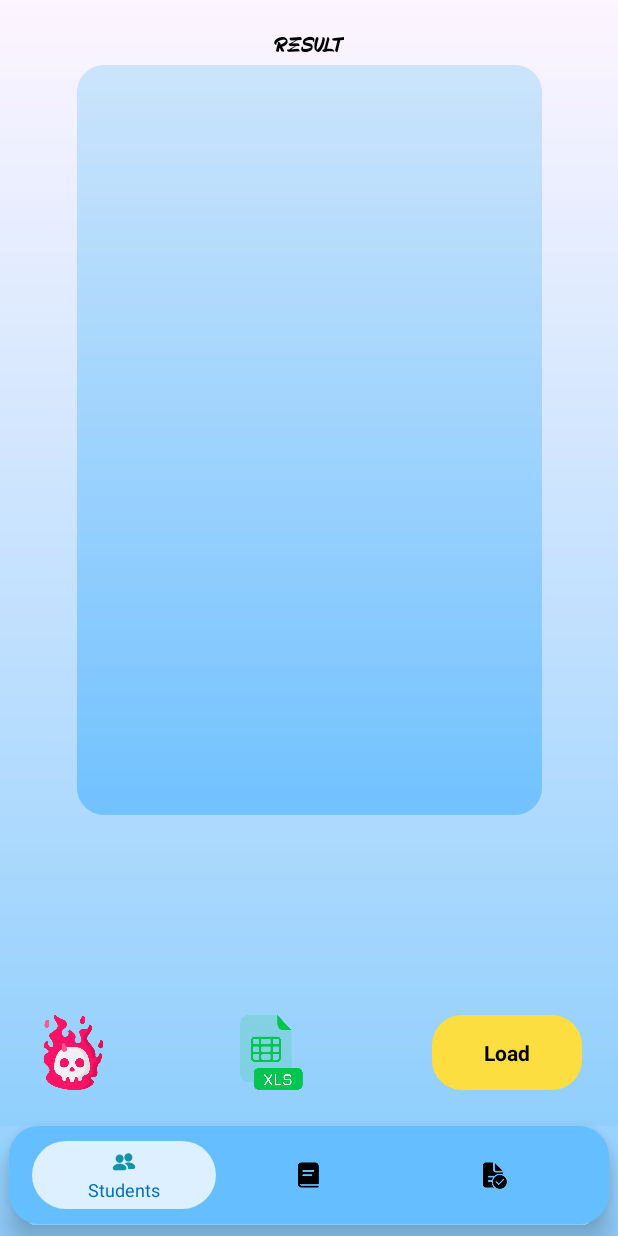
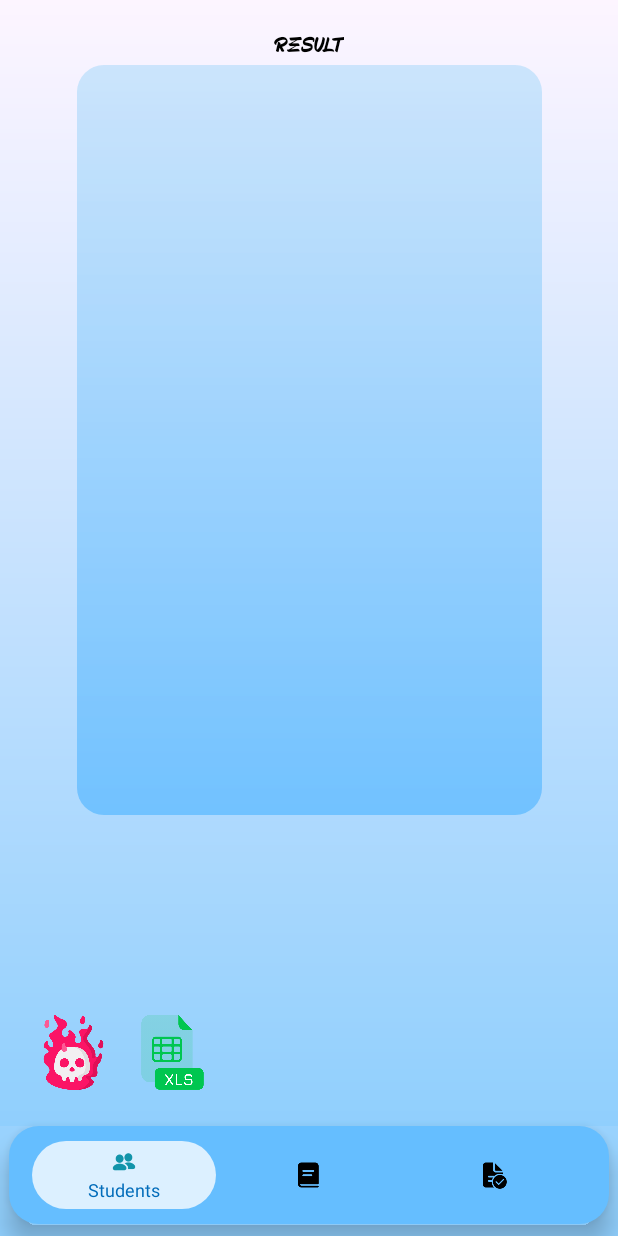
Before and after one commit to Kishanaa/StudySync, an Android app: the fragment Teacher4Fragment placed in its activity, on a phone screen of 412 x 824 dp. Run offline under Robolectric (Android 15) with nearby library versions, the phone set to English and light mode, and no system bars; libraries missing offline, so code that uses them is left out: org.apache.poi; Roboto replaces fonts that are not available here.

Commit message:
third commit

```diff
--- a/app/src/main/java/com/example/studysync/ResultAdapter.java
+++ b/app/src/main/java/com/example/studysync/ResultAdapter.java
@@ -33,7 +33,7 @@ public class ResultAdapter extends RecyclerView.Adapter<ResultAdapter.ResultView
     @Override
     public void onBindViewHolder(@NonNull ResultViewHolder holder, int position) {
         Student student=mStudent.get(position);
-        holder.NameTextView.setText(student.getId()+" "+student.getName());
+        holder.NameTextView.setText(student.getName());
         Integer integer=num.get(position);
         holder.MarkTextView.setText(integer.toString());
 
--- a/app/src/main/java/com/example/studysync/Teacher4Fragment.java
+++ b/app/src/main/java/com/example/studysync/Teacher4Fragment.java
@@ -12,6 +12,7 @@ import android.os.Handler;
 import android.os.storage.StorageManager;
 import android.os.storage.StorageVolume;
 import android.text.InputType;
+import android.util.Log;
 import android.view.LayoutInflater;
 import android.view.View;
 import android.view.ViewGroup;
@@ -40,7 +41,6 @@ import java.io.FileOutputStream;
 
 public class Teacher4Fragment extends Fragment {
 
-    public final static int TIMER=1500;
     DBHelper dbHelper;
     public List<Student> students=new ArrayList<>();
     public List<Integer> totalNum=new ArrayList<>();
@@ -49,9 +49,8 @@ public class Teacher4Fragment extends Fragment {
     int size;
     RecyclerView recyclerView;
     ResultAdapter resultAdapter;
-    RelativeLayout update,resetIt,createExl;
-    TextView textView,toastText;
-    LottieAnimationView lottieAnimationView,lottieAnimationLoader;
+    RelativeLayout resetIt,createExl;
+    TextView toastText;
     Toast toastAnimation;
 
 
@@ -64,75 +63,50 @@ public class Teacher4Fragment extends Fragment {
                              Bundle savedInstanceState) {
         View view=inflater.inflate(R.layout.fragment_teacher4,container,false);
         dbHelper=new DBHelper(getContext());
-        textView=view.findViewById(R.id.textView);
-        lottieAnimationView=view.findViewById(R.id.lottie);
-        lottieAnimationLoader=view.findViewById(R.id.lottie2);
+//        lottieAnimationLoader=view.findViewById(R.id.lottie2);
 
         ActivityManager activityManager=(ActivityManager)getContext().getSystemService(Context.ACTIVITY_SERVICE);
-
-
-        update=view.findViewById(R.id.update);
         resetIt=view.findViewById(R.id.reset_it);
-
         createExl=view.findViewById(R.id.create_exl);
-
         recyclerView=view.findViewById(R.id.result_view);
         recyclerView.setLayoutManager(new LinearLayoutManager(getContext()));
 
         toastAnimation=new Toast(getContext());
 
-        //        Convert the layout into View
-        View view2=getLayoutInflater().inflate(R.layout.toast_view,view.findViewById(R.id.toastView));
-        toastAnimation.setView(view2);
-//        set the text in toast
-        toastText=view2.findViewById(R.id.toast_text);
-
-//        set Toast duration
-        toastAnimation.setDuration(Toast.LENGTH_SHORT);
-
-
-
-        update.setOnClickListener(new View.OnClickListener() {
-            @Override
-            public void onClick(View v) {
-//                make lottie animation visible
-                lottieAnimationView.setVisibility(View.VISIBLE);
-                lottieAnimationView.playAnimation();
-
-//                make textView gone
-                textView.setVisibility(View.GONE);
-//                Handler
-
-                lottieAnimationLoader.setVisibility(View.VISIBLE);
-                lottieAnimationLoader.playAnimation();
-
-
-                new Handler().postDelayed(this::resetButton,TIMER);
+//                new Handler().postDelayed(this::resetButton,TIMER);
                 totalNum.clear();
                 LoadStudentName();
 //                LoadSubjectName();
                 SQLiteDatabase db=dbHelper.getReadableDatabase();
-                for (int i=1;i<=size;i++){
-                    int totalValue=dbHelper.calculateTotalValueForStudent(db,i);
-                    totalNum.add(totalValue);
-                }
+//                for (int i=1;i<=size;i++){
+//                    int totalValue=dbHelper.calculateTotalValueForStudent(db,i);
+//                    totalNum.add(totalValue);
+//                }
+
+        for (int i = 0; i < students.size(); i++) {
+            int totalValue = dbHelper.calculateTotalValueForStudent(db, students.get(i).getId());
+            totalNum.add(totalValue);
+            Log.d("DEBUG", "Added totalNum[" + i + "]: " + totalValue);
+        }
+
+        // Log the contents of totalNum and students
+        for (int i = 0; i < totalNum.size(); i++) {
+            String studentInfo = (i < students.size()) ? students.get(i).toString() : "No student data";
+            Log.d("DEBUG", "Index: " + i + ", Total Value: " + totalNum.get(i) + ", Student: " + studentInfo);
+        }
+
+        Log.d("DEBUG", "totalNum size: " + totalNum.size() + ", students size: " + students.size());
+
+        if (totalNum.size() != students.size()) {
+            throw new IllegalStateException("Mismatch between totalNum and students size.");
+        }
+
+                // Sort totalNum and students using quicksort
+                quickSort(totalNum, students, 0, totalNum.size() - 1);
+
                 resultAdapter=new ResultAdapter(getContext(),students,totalNum);
-
-            }
-
-            private void resetButton() {
-//                make lottie animation gone
-                lottieAnimationView.pauseAnimation();
-                lottieAnimationView.setVisibility(View.GONE);
-//                make Text visible
-                textView.setVisibility(View.VISIBLE);
-
-                lottieAnimationLoader.playAnimation();
-                lottieAnimationLoader.setVisibility(View.GONE);
 //                set adapter
                 recyclerView.setAdapter(resultAdapter);
-            }
-        });
 
 
         resetIt.setOnClickListener(new View.OnClickListener() {
@@ -153,15 +127,6 @@ public class Teacher4Fragment extends Fragment {
                 builder.show();
             }
         });
-
-//        List<String> stud = new ArrayList<>(Arrays.asList("A1", "B2", "C1", "DD", "A"));
-//        String[] array4 = stud.toArray(new String[0]);
-
-
-//        String[] headings = {"NAME", "TOTAL MARKS"};
-
-//        String[] array2 = {"1", "2", "3", "4"};
-//        String[] array3 = {"5", "6", "7", "8"};
 
         createExl.setOnClickListener(new View.OnClickListener() {
             @Override
@@ -286,18 +251,37 @@ public class Teacher4Fragment extends Fragment {
         students.addAll(name); // Add students to the list
         size=name.size()+1; //We know the size of student in number form
     }
-//    private void LoadSubjectName(){
-//        subject.clear();
-//        int studentID = 1;
-//        List<String> name=dbHelper.getAllSubject(studentID);
-//        // Add "Name" at the first index
-//        subject.add("Name");
-//
-//        // Add "Total marks" at the second index
-//        subject.add("Total Marks");
-//
-//        // Add all other subject names after the first two indices
-//        subject.addAll(name);
-//    }
-
+    private void quickSort(List<Integer> totalNum, List<Student> students, int low, int high) {
+        if (low < high) {
+            int pi = partition(totalNum, students, low, high);
+            quickSort(totalNum, students, low, pi - 1); // Sort left part
+            quickSort(totalNum, students, pi + 1, high); // Sort right part
+        }
+    }
+    private int partition(List<Integer> totalNum, List<Student> students, int low, int high) {
+        int pivot = totalNum.get(high); // Pivot is the last element
+        int i = low - 1; // Index of smaller element
+        for (int j = low; j < high; j++) {
+            if (totalNum.get(j) > pivot) { // Sorting in descending order
+                i++;
+                // Swap totalNum
+                int temp = totalNum.get(i);
+                totalNum.set(i, totalNum.get(j));
+                totalNum.set(j, temp);
+                // Swap corresponding students
+                Student tempStudent = students.get(i);
+                students.set(i, students.get(j));
+                students.set(j, tempStudent);
+            }
+        }
+        // Swap totalNum[i + 1] and totalNum[high] (pivot)
+        int temp = totalNum.get(i + 1);
+        totalNum.set(i + 1, totalNum.get(high));
+        totalNum.set(high, temp);
+        // Swap corresponding students
+        Student tempStudent = students.get(i + 1);
+        students.set(i + 1, students.get(high));
+        students.set(high, tempStudent);
+        return i + 1; // Return partition index
+    }
 }
--- a/app/src/main/res/layout/fragment_teacher4.xml
+++ b/app/src/main/res/layout/fragment_teacher4.xml
@@ -51,64 +51,10 @@
         android:scrollbars="vertical">
 
     </androidx.recyclerview.widget.RecyclerView>
-
-        <com.airbnb.lottie.LottieAnimationView
-            android:id="@+id/lottie2"
-            android:layout_width="100dp"
-            android:layout_height="100dp"
-            android:layout_margin="80dp"
-            android:layout_alignParentStart="true"
-            android:layout_alignParentTop="true"
-            android:layout_alignParentEnd="true"
-            android:layout_alignParentBottom="true"
-            android:visibility="gone"
-            app:lottie_autoPlay="false"
-            app:lottie_loop="false"
-            app:lottie_rawRes="@raw/loader" />
-
     </RelativeLayout>
     </androidx.cardview.widget.CardView>
 
-    <RelativeLayout
-        android:id="@+id/update"
-        android:layout_width="100dp"
-        android:layout_height="50dp"
-        android:layout_marginStart="80dp"
-        android:layout_marginEnd="24dp"
-        android:layout_marginBottom="24dp"
-        android:background="@drawable/button_blue"
-        app:layout_constraintBottom_toBottomOf="parent"
-        app:layout_constraintEnd_toEndOf="parent" >
 
-        <TextView
-            android:id="@+id/textView"
-            android:layout_width="match_parent"
-            android:layout_height="match_parent"
-            android:layout_alignParentStart="true"
-            android:layout_alignParentTop="true"
-            android:layout_alignParentEnd="true"
-            android:layout_alignParentBottom="true"
-            android:layout_marginBottom="0dp"
-            android:gravity="center"
-            android:text="@string/load"
-            android:textStyle="bold"
-            android:textColor="@color/black"
-            android:visibility="visible" />
-
-        <com.airbnb.lottie.LottieAnimationView
-            android:id="@+id/lottie"
-            android:layout_width="match_parent"
-            android:layout_height="match_parent"
-            android:layout_alignParentStart="true"
-            android:layout_alignParentTop="true"
-            android:layout_alignParentEnd="true"
-            android:layout_alignParentBottom="true"
-            android:visibility="gone"
-            app:lottie_autoPlay="false"
-            app:lottie_loop="true"
-            app:lottie_rawRes="@raw/aniki_hamster" />
-
-    </RelativeLayout>
 
     <RelativeLayout
         android:id="@+id/reset_it"
@@ -126,10 +72,10 @@
         android:id="@+id/create_exl"
         android:layout_width="50dp"
         android:layout_height="50dp"
+        android:layout_marginStart="16dp"
         android:layout_marginBottom="24dp"
         android:background="@drawable/xls"
         app:layout_constraintBottom_toBottomOf="parent"
-        app:layout_constraintEnd_toStartOf="@+id/update"
         app:layout_constraintStart_toEndOf="@+id/reset_it">
 
     </RelativeLayout>
```
